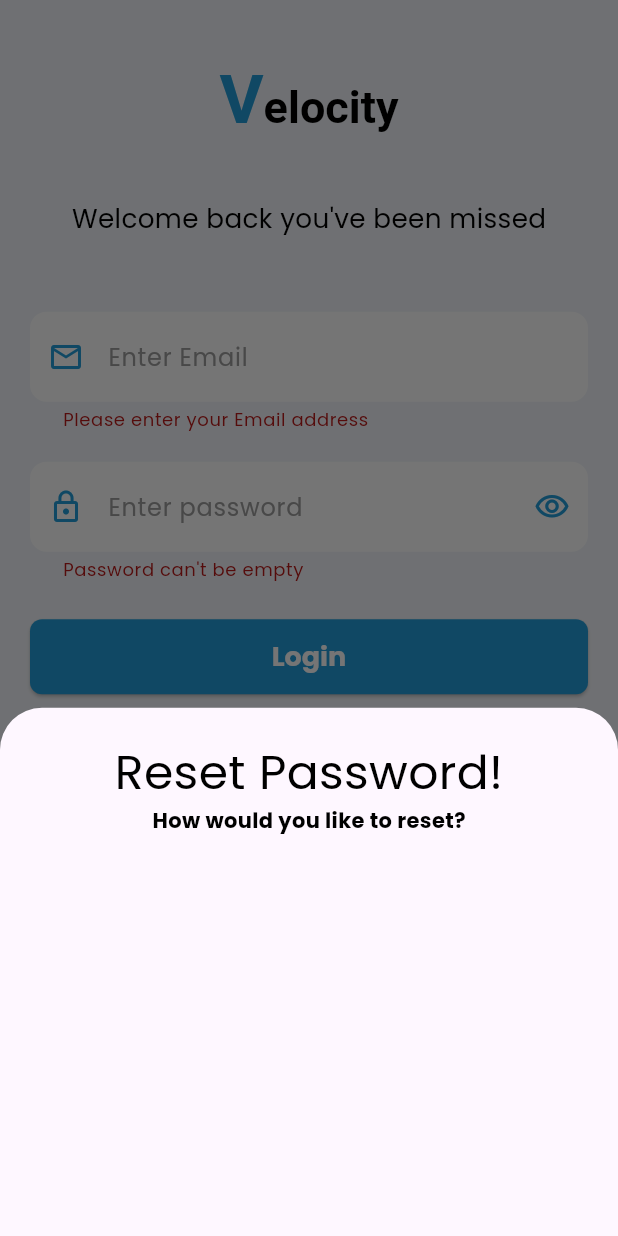
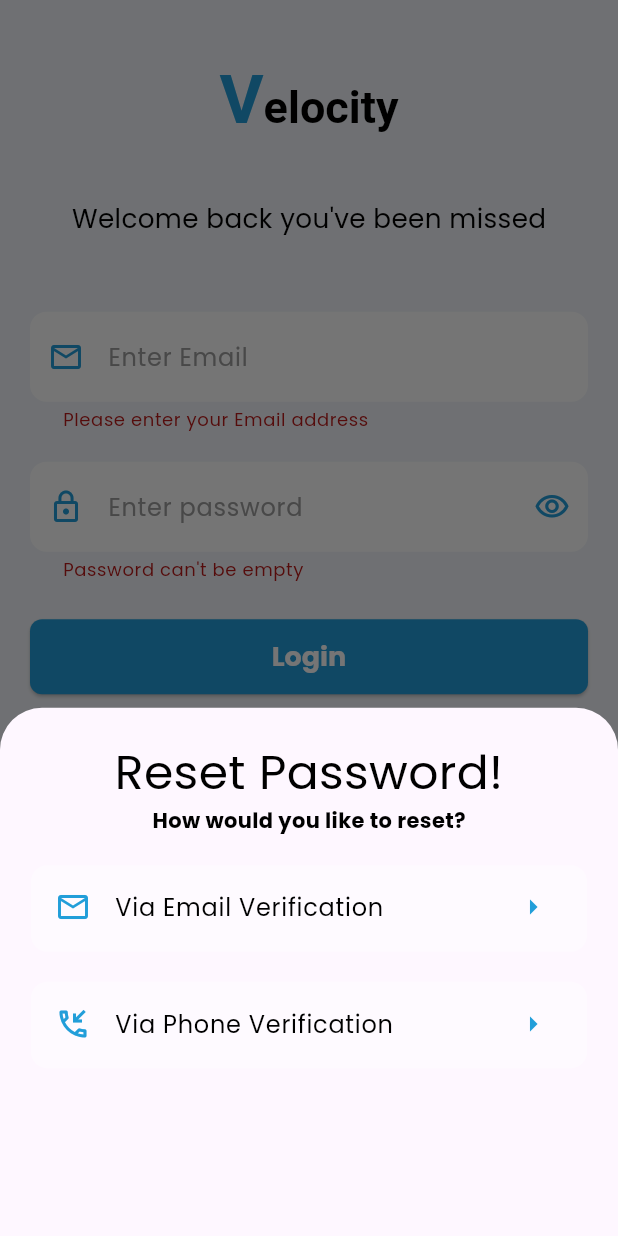
Before and after one commit to mayur-baniya/velocity-1, a Flutter app: the screen it shows after launch, after a tap on "Login", after a tap on "Forgot password?", on a phone screen of 412 x 824 dp. Run offline on Flutter 3.47's test engine with Material 3 defaults, Android fonts, the light colour scheme and no system bars; our stand-ins replace flutter_dotenv, flutter_spinkit, get, google_fonts, velocity_x; Roboto replaces fonts that are missing (Aclonica).

Commit message:
Created Drawer, fixed color issues, fixed status bar colors and some small changes that I don't even remember

```diff
--- a/lib/main.dart
+++ b/lib/main.dart
@@ -18,10 +18,11 @@ main() async {
 void setStatusBarColor(BuildContext context) {
   Brightness brightness = MediaQuery.of(context).platformBrightness;
   Color statusBarColor =
-      brightness == Brightness.dark ? Colors.black : Colors.blue;
+      brightness == Brightness.dark ? Colors.black : scaffoldLightColor;
 
   SystemChrome.setSystemUIOverlayStyle(SystemUiOverlayStyle(
     statusBarColor: statusBarColor,
+    statusBarIconBrightness: brightness== Brightness.dark ? Brightness.light : Brightness.dark
   ));
 }
 
--- a/lib/screens/login_screen.dart
+++ b/lib/screens/login_screen.dart
@@ -6,6 +6,7 @@ import 'package:google_fonts/google_fonts.dart';
 import 'package:velocity/common/utilities/common_wave_indicator.dart';
 import 'package:velocity/common/widgets/app_header_logo.dart';
 import 'package:velocity/common/widgets/bottom_sheet.dart';
+import 'package:velocity/screens/mainpages/home_screen.dart';
 import 'package:velocity/screens/signup_screen.dart';
 import 'package:velocity/themes/colors.dart';
 import 'package:velocity/themes/icons.dart';
@@ -28,7 +29,7 @@ class _LoginScreenState extends State<LoginScreen> {
     setState(() {
       isLoading = true;
     });
-    await Future.delayed(Duration(milliseconds: 4000));
+    await Future.delayed(Duration(milliseconds: 2000));
     setState(() {
       isLoading = false;
     });
@@ -98,9 +99,11 @@ class _LoginScreenState extends State<LoginScreen> {
                     ? commonIndicator()
                     : ElevatedButton(
                             onPressed: () {
-                              if(_formKey.currentState!.validate()){
-                              setLoadin();
-
+                              if (_formKey.currentState!.validate()) {
+                                setLoadin();
+                                Get.to(() => HomeScreen(),
+                                    transition: Transition.cupertino,
+                                    duration: Duration(milliseconds: 500));
                               }
                             },
                             child: "Login".text.make())
@@ -111,7 +114,51 @@ class _LoginScreenState extends State<LoginScreen> {
                               context,
                               "Reset Password!",
                               "How would you like to reset?",
-                              VxBox()
+
+                              // temporary data, will replace it later
+                              VxBox(
+                                      child: Column(
+                                children: [
+                                  VxBox(
+                                          child: ListTile(
+                                    leading: Icon(
+                                      Icons.email_outlined,
+                                      color: primaryColor,
+                                    ),
+                                    title: "Via Email Verification"
+                                        .text
+                                        .color(secondaryColor(context))
+                                        .make(),
+                                    trailing: Icon(Icons.arrow_right, color: primaryColor,),
+                                  ))
+                                      .withDecoration(BoxDecoration(
+                                          color: helperColor(context),
+                                          borderRadius:
+                                              BorderRadius.circular(11)))
+                                      .size(Get.width * 0.9, Get.height * 0.07)
+                                      .make()
+                                      .marginOnly(top: 20),
+                                  VxBox(
+                                          child: ListTile(
+                                    leading: Icon(
+                                      Icons.phone_callback_outlined,
+                                      color: primaryColor,
+                                    ),
+                                    title: "Via Phone Verification"
+                                        .text
+                                        .color(secondaryColor(context))
+                                        .make(),
+                                    trailing: Icon(Icons.arrow_right, color: primaryColor,),
+                                  ))
+                                      .withDecoration(BoxDecoration(
+                                          color: helperColor(context),
+                                          borderRadius:
+                                              BorderRadius.circular(11)))
+                                      .size(Get.width * 0.9, Get.height * 0.07)
+                                      .make()
+                                      .marginOnly(top: 20),
+                                ],
+                              ))
                                   .size(Get.width * 0.9, Get.height * 0.3)
                                   .make());
                         },
--- a/lib/themes/colors.dart
+++ b/lib/themes/colors.dart
@@ -9,6 +9,14 @@ secondaryColor(BuildContext context) =>
         ? Colors.black
         : Colors.white);
 
+
+helperColor(BuildContext context) =>(
+  (MediaQuery.of(context).platformBrightness == Brightness.light
+      ? Colors.white38
+      : Color.fromARGB(255, 29, 29, 29)
+  )
+);
+
 //::::::::::::::::::::::::::::::: light color ::::::::::::::::::::::::::::::::::::::::://
 
 Color bgLightColor = const Color(0xFF229ED9);
--- a/lib/themes/themes.dart
+++ b/lib/themes/themes.dart
@@ -11,8 +11,8 @@ ThemeData lightTheme = ThemeData(
   textTheme: lightTextTheme,
   fontFamily: GoogleFonts.poppins().fontFamily,
   appBarTheme: AppBarTheme(
-    backgroundColor: bgLightColor,
-    foregroundColor: scaffoldLightColor,
+    backgroundColor: scaffoldLightColor,
+    foregroundColor: bgLightColor,
   ),
   colorScheme: ColorScheme.fromSeed(seedColor: primaryColor),
   primarySwatch: Colors.blue,
@@ -30,10 +30,11 @@ ThemeData darkTheme = ThemeData(
       backgroundColor: bgDarkColor,
       foregroundColor: scaffoldLightColor,
     ),
+
     fontFamily: GoogleFonts.poppins().fontFamily,
     colorScheme: ColorScheme.fromSeed(seedColor: primaryColor),
     primarySwatch: Colors.blue,
-    scaffoldBackgroundColor: scaffoldDarkColor,
+    scaffoldBackgroundColor: bgDarkColor,
     primaryColor: ThemeData.dark().scaffoldBackgroundColor,
     inputDecorationTheme: darkInpTheme,
     elevatedButtonTheme: darkBtnTheme,
--- a/pubspec.yaml
+++ b/pubspec.yaml
@@ -68,7 +68,7 @@ flutter:
   # To add assets to your application, add an assets section, like this:
   assets:
     - assets/config/.env
-  #   - images/a_dot_burr.jpeg
+    - assets/images/
   #   - images/a_dot_ham.jpeg
 
   # An image asset can refer to one or more resolution-specific "variants", see
```
Also changed, not shown: lib/screens/mainpages/NavBar.dart (added, +101 -0 lines), lib/screens/mainpages/home_screen.dart (+38 -1 lines), lib/themes/custom_themes/x_drawer_theme.dart (+7 -2 lines), assets/images/defaultpfp.png (added).
